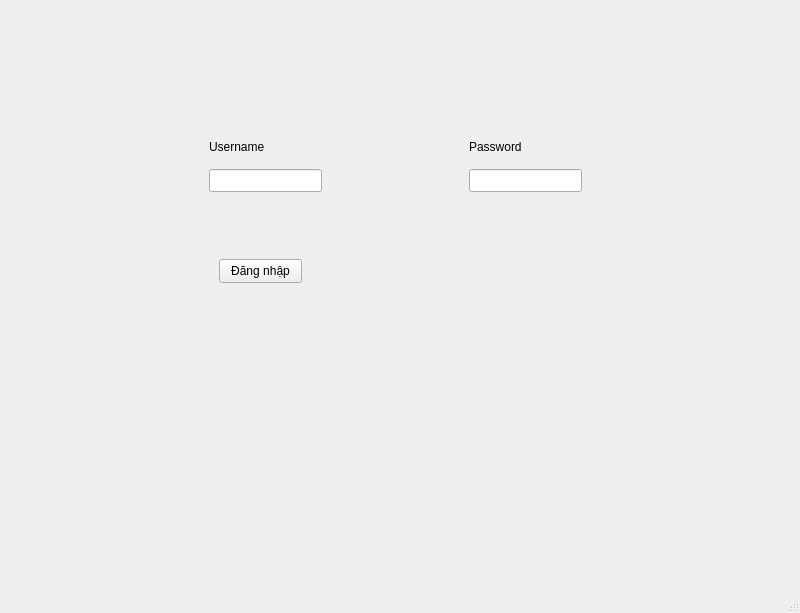
The window that AuctionClient/mainwindow.ui (nhatsonle/LAN_BiddingSystem) describes before a commit, drawn with Qt 5.
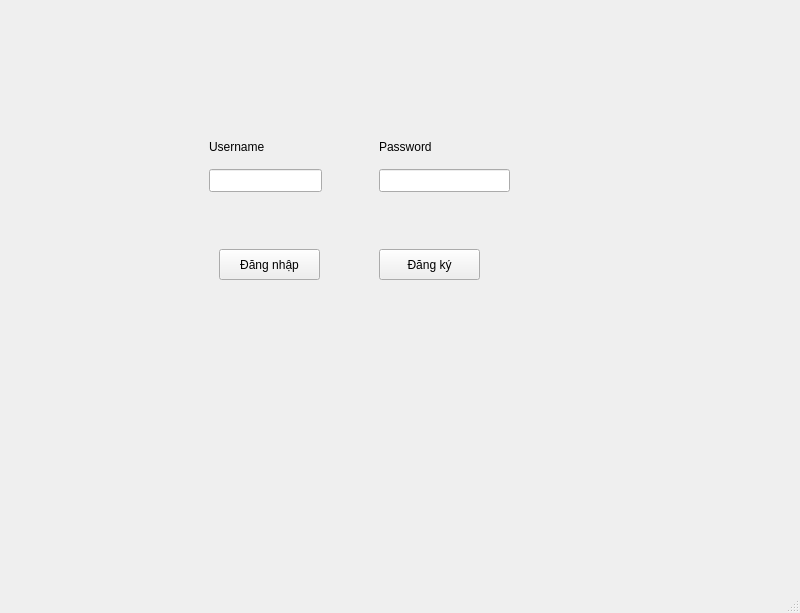
The same window after the commit. The open tabs and pages were chosen to show the change.

Patch:
```diff
--- a/AuctionClient/mainwindow.ui
+++ b/AuctionClient/mainwindow.ui
@@ -15,7 +15,7 @@
   </property>
   <widget class="QWidget" name="centralwidget">
    <layout class="QGridLayout" name="gridLayout">
-    <item row="0" column="1">
+    <item row="0" column="0">
      <widget class="QStackedWidget" name="stackedWidget">
       <property name="currentIndex">
        <number>1</number>
@@ -34,9 +34,9 @@
        <widget class="QLineEdit" name="txtPass">
         <property name="geometry">
          <rect>
-          <x>460</x>
+          <x>370</x>
           <y>160</y>
-          <width>113</width>
+          <width>131</width>
           <height>23</height>
          </rect>
         </property>
@@ -45,9 +45,9 @@
         <property name="geometry">
          <rect>
           <x>210</x>
-          <y>250</y>
-          <width>83</width>
-          <height>24</height>
+          <y>240</y>
+          <width>101</width>
+          <height>31</height>
          </rect>
         </property>
         <property name="text">
@@ -70,7 +70,7 @@
        <widget class="QLabel" name="label_3">
         <property name="geometry">
          <rect>
-          <x>460</x>
+          <x>370</x>
           <y>130</y>
           <width>121</width>
           <height>16</height>
@@ -80,6 +80,19 @@
          <string>Password</string>
         </property>
        </widget>
+       <widget class="QPushButton" name="btnOpenRegister">
+        <property name="geometry">
+         <rect>
+          <x>370</x>
+          <y>240</y>
+          <width>101</width>
+          <height>31</height>
+         </rect>
+        </property>
+        <property name="text">
+         <string>Đăng ký</string>
+        </property>
+       </widget>
       </widget>
       <widget class="QWidget" name="pageLobby">
        <widget class="QLabel" name="label">
```
Left out of the diff: 37 changed lines with no effect on the pictures.
